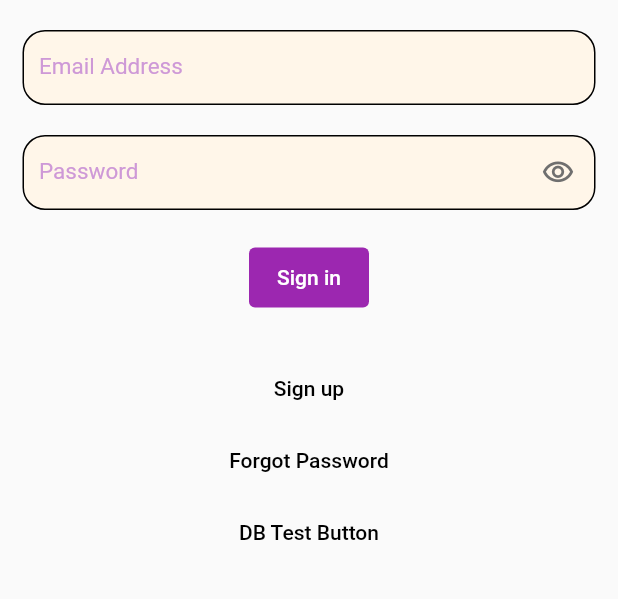
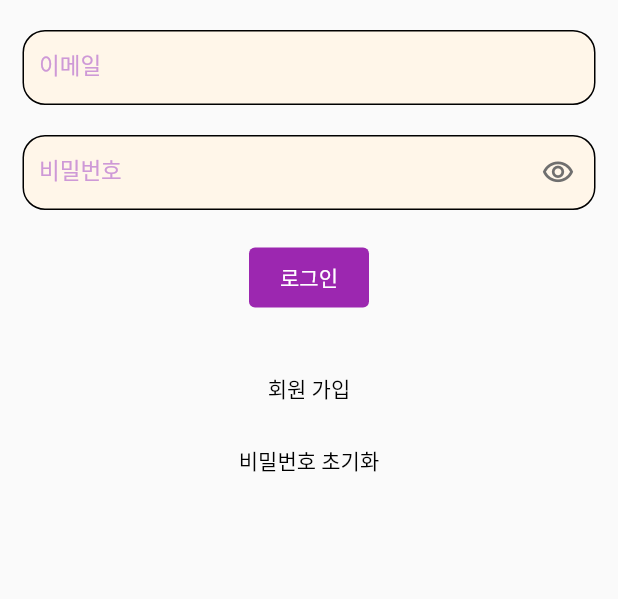
Before and after one commit to d0nguk/mymuse, a Flutter app: the screen it shows after launch, on a phone screen of 412 x 824 dp, the part 153-752 px from its top. Run offline on Flutter 3.47's test engine with Material 2 defaults, Android fonts, the phone set to English and light mode, and no system bars; our stand-ins replace carousel_slider, cloud_firestore, firebase_auth, firebase_core, firebase_storage, table_calendar; missing offline and left inert: firebase_image; accounts and stored records are empty.

Commit message:
0730_ReserveCancelBugCatch

```diff
--- a/lib/custom_class/c_privacy_appinfo.dart
+++ b/lib/custom_class/c_privacy_appinfo.dart
@@ -80,7 +80,7 @@ class _AppInfoWidgetState extends State<AppInfoWidget> {
   @override
   Widget build(BuildContext context) {
     return Scaffold(
-      appBar: AppBar(title: const Text("title"),),
+      appBar: AppBar(title: const Text("TEST"),),
       body: FutureBuilder(
         future: getImageURL(),
         //future: saveTextFile(),
--- a/lib/custom_class/c_reservecancelbutton.dart
+++ b/lib/custom_class/c_reservecancelbutton.dart
@@ -87,7 +87,7 @@ class ReserveCancelButtonState extends State<ReserveCancelButton> {
       _academyList.remove(removeKey);
 
       // 3. service.user.reserve 저장
-      await store.collection("User").doc(service.user.email).update(
+      await store.collection("Users").doc(service.user.email).update(
         {"Reserve" : service.user.reserve}
       );
 
--- a/lib/pages/forgot_password_page.dart
+++ b/lib/pages/forgot_password_page.dart
@@ -20,7 +20,7 @@ class _ForgotPasswordPageState extends State<ForgotPasswordPage> {
   void reset() async {
     if(emailController.text.isEmpty){
       //MyApp.createSnackBar(context, 'Please enter email');
-      createSnackBar(context, 'Please enter email');
+      createSnackBar(context, '이메일을 입력해주세요.');
       return;
     }
 
@@ -39,7 +39,7 @@ class _ForgotPasswordPageState extends State<ForgotPasswordPage> {
     }
 
     if(bcomplete){
-      createSnackBar(context, 'Check your email');
+      createSnackBar(context, '초기화 메일을 발송했습니다. 메일을 확인해주세요.');
       Navigator.pop(context);
     }
   }
@@ -48,7 +48,7 @@ class _ForgotPasswordPageState extends State<ForgotPasswordPage> {
   Widget build(BuildContext context) {
     return Scaffold(
       appBar: AppBar(
-        title: Text('Forgot Password'),
+        title: Text('비밀번호 초기화'),
         backgroundColor: Colors.purple,
       ),
       body: Container(
@@ -66,7 +66,7 @@ class _ForgotPasswordPageState extends State<ForgotPasswordPage> {
 
             // Email Address
             InputField(
-              hintText: 'Email Address',
+              hintText: '이메일',
               padding: const EdgeInsets.only(left: 10),
               margin: const EdgeInsets.fromLTRB(15, 20, 15, 0),
               controller: emailController,
@@ -75,7 +75,7 @@ class _ForgotPasswordPageState extends State<ForgotPasswordPage> {
 
             Padding(padding: EdgeInsets.only(top:40)),
 
-            FilledButton(hintText: Text("Reset"), func: reset, mainColor: Colors.purple,)
+            FilledButton(hintText: Text("초기화"), func: reset, mainColor: Colors.purple,)
           ],
         ),
       ),
--- a/lib/pages/login_page.dart
+++ b/lib/pages/login_page.dart
@@ -53,10 +53,10 @@ class _LoginPageState extends State<LoginPage> {
 
   Future<bool> signin() async {
     if (checkController(emailController)) {
-      createSnackBar(context, 'Please enter email');
+      createSnackBar(context, '이메일을 입력하세요.');
       return false;
     } else if (checkController(passwordController)) {
-      createSnackBar(context, 'Please enter password');
+      createSnackBar(context, '비밀번호를 입력하세요.');
       return false;
     }
 
@@ -108,7 +108,7 @@ class _LoginPageState extends State<LoginPage> {
       });
 
       await instance.currentUser!.sendEmailVerification();
-      createSnackBar(context, 'Please verify your email');
+      createSnackBar(context, '인증 메일을 발송했습니다. 인증을 해주세요.');
     }
 
     return bcomplete;
@@ -288,14 +288,14 @@ class _LoginPageState extends State<LoginPage> {
                     ),
                   ),
                   InputField(
-                    hintText: 'Email Address',
+                    hintText: '이메일',
                     padding: const EdgeInsets.only(left: 10),
                     margin: const EdgeInsets.fromLTRB(15, 20, 15, 0),
                     controller: emailController,
                     type: TextInputType.emailAddress,
                   ),
                   InputField(
-                    hintText: 'Password',
+                    hintText: '비밀번호',
                     padding: const EdgeInsets.only(left: 10),
                     margin: const EdgeInsets.fromLTRB(15, 20, 15, 25),
                     isPassword: true,
@@ -303,7 +303,7 @@ class _LoginPageState extends State<LoginPage> {
                     type: TextInputType.visiblePassword,
                   ),
 
-                  FilledButton(hintText: const Text('Sign in'), func: _showDialog, mainColor: MyApp.mainColor),
+                  FilledButton(hintText: const Text('로그인'), func: _showDialog, mainColor: MyApp.mainColor),
 
                   const Padding(padding: EdgeInsets.only(top:30)),
 
@@ -312,22 +312,22 @@ class _LoginPageState extends State<LoginPage> {
                       primary: Colors.black,
                     ),
                     onPressed: signup,
-                    child: const Text('Sign up'),
+                    child: const Text('회원 가입'),
                   ),
                   TextButton(
                     style: TextButton.styleFrom(
                       primary: Colors.black,
                     ),
                     onPressed: reset,
-                    child: const Text('Forgot Password'),
+                    child: const Text('비밀번호 초기화'),
                   ),
-                  TextButton(
-                    style: TextButton.styleFrom(
-                      primary: Colors.black,
-                    ),
-                    onPressed: testDB,
-                    child: const Text('DB Test Button'),
-                  ),
+                  // TextButton(
+                  //   style: TextButton.styleFrom(
+                  //     primary: Colors.black,
+                  //   ),
+                  //   onPressed: testDB,
+                  //   child: const Text('DB Test Button'),
+                  // ),
                 ],
               ),
             ),
--- a/lib/pages/signup_route.dart
+++ b/lib/pages/signup_route.dart
@@ -50,12 +50,12 @@ class _signup_route extends State<signup_route> {
     } else if (_password.length < 6) {
       setState(() {
         _strength = 0.25;
-        _displayText = 'Your password is too short';
+        _displayText = '비밀번호가 너무 짧습니다.';
       });
     } else if (_password.length < 9) {
       setState(() {
         _strength = 0.5;
-        _displayText = 'Your password is acceptable but not strong';
+        _displayText = '적절하지만 강력하진 않은 비밀번호입니다.';
       });
     } else {
       if (!letterReg.hasMatch(_password) ||
@@ -63,12 +63,12 @@ class _signup_route extends State<signup_route> {
           !speciReg.hasMatch(_password)) {
         setState(() {
           _strength = 0.75;
-          _displayText = 'Your password is strong';
+          _displayText = '강력한 비밀번호입니다.';
         });
       } else {
         setState(() {
           _strength = 1;
-          _displayText = 'Your password is great';
+          _displayText = '매우 강력한 비밀번호입니다.';
         });
       }
     }
@@ -96,15 +96,15 @@ class _signup_route extends State<signup_route> {
 
   void signup() async {
     if(checkController(newuserNameController)){
-      createSnackBar(context, 'Please enter name');
+      createSnackBar(context, '이름을 입력하세요');
       return;
     }
     else if(checkController(newuserEmailController)){
-      createSnackBar(context, 'Please enter email');
+      createSnackBar(context, '이메일을 입력하세요');
       return;
     }
     else if(checkController(newuserPasswordController)){
-      createSnackBar(context, 'Please enter password');
+      createSnackBar(context, '비밀번호를 입력하세요');
       return;
     }
 
@@ -112,7 +112,6 @@ class _signup_route extends State<signup_route> {
     bool bcomplete = true;
 
     try {
-      print('await 1 enter');
       UserCredential userCredential = await instance.createUserWithEmailAndPassword(
         email: newuserEmailController.text,
         password: newuserPasswordController.text
@@ -137,7 +136,7 @@ class _signup_route extends State<signup_route> {
   void setDB() async {
     var store = FirebaseFirestore.instance;
 
-    List<String> favorited = ["오드럼의드럼스쿨"];
+    List<String> favorited = [];
     Map reserve = Map();
 
     final user = <String, dynamic>{
@@ -147,8 +146,6 @@ class _signup_route extends State<signup_route> {
       "Reserve" : reserve,
     };
 
-    print('await 2 enter');
-
     await store.collection('Users').doc(newuserEmailController.text).set(user);
   }
 
@@ -157,7 +154,7 @@ class _signup_route extends State<signup_route> {
     return Scaffold(
 
       appBar: AppBar(
-        title: const Text("SignUp"),
+        title: const Text("회원 가입"),
         backgroundColor: Colors.purple,
       ),
       body: Container(
@@ -166,7 +163,7 @@ class _signup_route extends State<signup_route> {
           child:
               Column(mainAxisAlignment: MainAxisAlignment.start, children: [
               InputField(
-                hintText: 'name',
+                hintText: '이름',
                 padding: const EdgeInsets.only(left: 10),
                 margin: const EdgeInsets.fromLTRB(15, 20, 15, 0),
                 controller: newuserNameController,
@@ -175,7 +172,7 @@ class _signup_route extends State<signup_route> {
 
             // Email Address
               InputField(
-                hintText: 'Email Address',
+                hintText: '이메일',
                 padding: const EdgeInsets.only(left: 10),
                 margin: const EdgeInsets.fromLTRB(15, 20, 15, 0),
                 controller: newuserEmailController,
@@ -184,7 +181,7 @@ class _signup_route extends State<signup_route> {
 
             // Password
               InputField(
-                hintText: 'Password',
+                hintText: '비밀번호',
                 padding: const EdgeInsets.only(left: 10),
                 margin: const EdgeInsets.fromLTRB(15, 20, 15, 5),
                 isPassword: true,
@@ -210,7 +207,7 @@ class _signup_route extends State<signup_route> {
               style: const TextStyle(fontSize: 10),
             ),
 
-            FilledButton(hintText: Text("Sign Up"), func: signup, mainColor: Colors.purple,)
+            FilledButton(hintText: Text("회원 가입"), width: 120, func: signup, mainColor: Colors.purple,)
           ]
         )
       )
--- a/pubspec.yaml
+++ b/pubspec.yaml
@@ -15,7 +15,7 @@ publish_to: 'none' # Remove this line if you wish to publish to pub.dev
 # In iOS, build-name is used as CFBundleShortVersionString while build-number used as CFBundleVersion.
 # Read more about iOS versioning at
 # https://developer.apple.com/library/archive/documentation/General/Reference/InfoPlistKeyReference/Articles/CoreFoundationKeys.html
-version: 1.0.0+1
+version: 0.0.1+1
 
 environment:
   sdk: ">=2.17.3 <3.0.0"
@@ -41,6 +41,7 @@ dependencies:
   firebase_image: ^1.1.1
   table_calendar: ^3.0.6
   carousel_slider: ^4.1.1
+  change_app_package_name: ^1.1.0
 
 dev_dependencies:
   flutter_test:
```
Also changed, not shown: lib/custom_class/c_page_search.dart (+19 -6 lines), lib/custom_class/c_privacy_notice.dart (+7 -1 lines), lib/firebase_options.dart, pubspec.lock, 10 other files.
